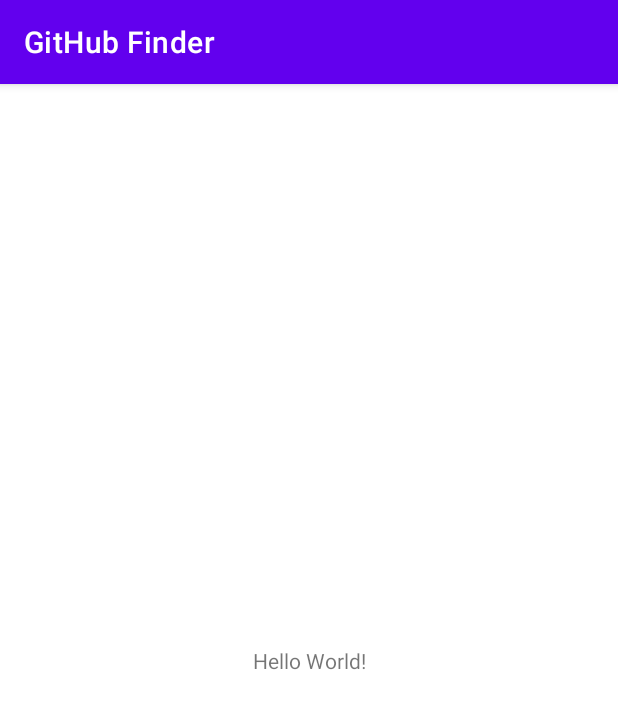
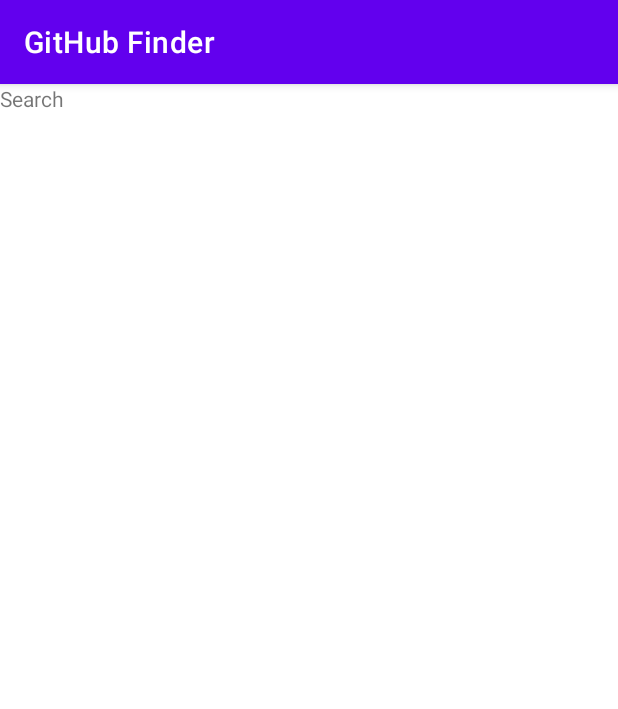
Before and after one commit to sergeytutushkin/GitHubFinder, an Android app: the screen it shows after launch (MainActivity), on a phone screen of 412 x 824 dp. Shown: the top 709 px of the screen. Run offline under Robolectric (Android 15) with nearby library versions, the phone set to English and light mode, and no system bars.

Commit message:
Navigation component added

```diff
--- a/app/build.gradle
+++ b/app/build.gradle
@@ -1,6 +1,7 @@
 plugins {
     id 'com.android.application'
     id 'org.jetbrains.kotlin.android'
+    id 'androidx.navigation.safeargs.kotlin'
 }
 
 android {
@@ -32,7 +33,6 @@ android {
 }
 
 dependencies {
-
     implementation 'androidx.core:core-ktx:1.8.0'
     implementation 'androidx.appcompat:appcompat:1.4.2'
     implementation 'androidx.fragment:fragment-ktx:1.5.0'
@@ -42,6 +42,10 @@ dependencies {
     implementation 'androidx.lifecycle:lifecycle-livedata-ktx:2.5.0'
     implementation 'androidx.lifecycle:lifecycle-viewmodel-ktx:2.5.0'
 
+    // Navigation
+    implementation "androidx.navigation:navigation-fragment-ktx:$nav_version"
+    implementation "androidx.navigation:navigation-ui-ktx:$nav_version"
+
     testImplementation 'junit:junit:4.13.2'
     androidTestImplementation 'androidx.test.ext:junit:1.1.3'
     androidTestImplementation 'androidx.test.espresso:espresso-core:3.4.0'
--- a/app/src/main/res/layout/activity_main.xml
+++ b/app/src/main/res/layout/activity_main.xml
@@ -6,13 +6,16 @@
     android:layout_height="match_parent"
     tools:context=".ui.MainActivity">
 
-    <TextView
-        android:layout_width="wrap_content"
-        android:layout_height="wrap_content"
-        android:text="Hello World!"
+    <androidx.fragment.app.FragmentContainerView
+        android:id="@+id/nav_host_fragment"
+        android:name="androidx.navigation.fragment.NavHostFragment"
+        android:layout_width="0dp"
+        android:layout_height="0dp"
+        app:defaultNavHost="true"
         app:layout_constraintBottom_toBottomOf="parent"
-        app:layout_constraintEnd_toEndOf="parent"
-        app:layout_constraintStart_toStartOf="parent"
-        app:layout_constraintTop_toTopOf="parent" />
+        app:layout_constraintLeft_toLeftOf="parent"
+        app:layout_constraintRight_toRightOf="parent"
+        app:layout_constraintTop_toTopOf="parent"
+        app:navGraph="@navigation/nav_graph" />
 
 </androidx.constraintlayout.widget.ConstraintLayout>
--- /dev/null
+++ b/app/src/main/res/navigation/nav_graph.xml
@@ -0,0 +1,27 @@
+<?xml version="1.0" encoding="utf-8"?>
+<navigation xmlns:android="http://schemas.android.com/apk/res/android"
+    xmlns:app="http://schemas.android.com/apk/res-auto"
+    xmlns:tools="http://schemas.android.com/tools"
+    android:id="@+id/nav_graph"
+    app:startDestination="@id/searchFragment">
+
+    <fragment
+        android:id="@+id/searchFragment"
+        android:name="dev.tutushkin.githubfinder.ui.search.view.SearchFragment"
+        android:label="fragment_search"
+        tools:layout="@layout/fragment_search">
+        <action
+            android:id="@+id/action_searchFragment_to_userFragment"
+            app:destination="@id/userFragment" />
+    </fragment>
+    <fragment
+        android:id="@+id/userFragment"
+        android:name="dev.tutushkin.githubfinder.ui.user.view.UserFragment"
+        android:label="fragment_user"
+        tools:layout="@layout/fragment_user" />
+    <fragment
+        android:id="@+id/aboutFragment"
+        android:name="dev.tutushkin.githubfinder.ui.about.AboutFragment"
+        android:label="fragment_about"
+        tools:layout="@layout/fragment_about" />
+</navigation>
--- a/build.gradle
+++ b/build.gradle
@@ -1,4 +1,16 @@
 // Top-level build file where you can add configuration options common to all sub-projects/modules.
+buildscript {
+    ext {
+        nav_version = "2.5.0"
+    }
+    repositories {
+        google()
+    }
+    dependencies {
+        classpath "androidx.navigation:navigation-safe-args-gradle-plugin:$nav_version"
+    }
+}
+
 plugins {
     id 'com.android.application' version '7.2.1' apply false
     id 'com.android.library' version '7.2.1' apply false
```
